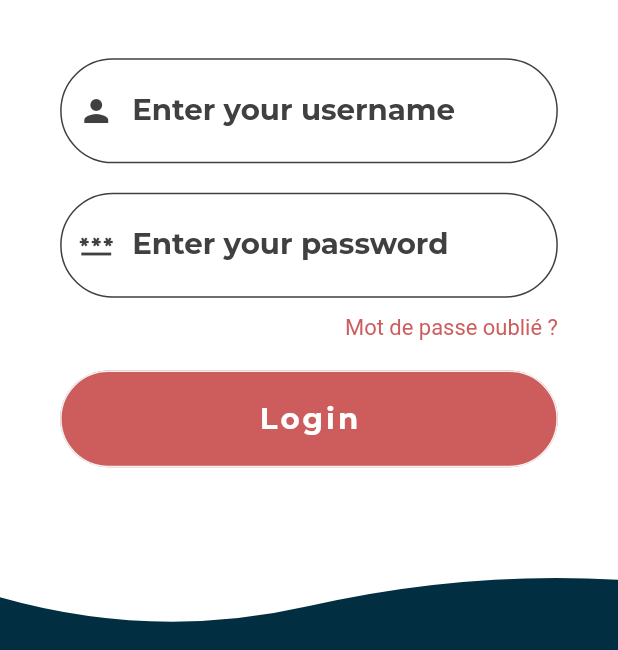
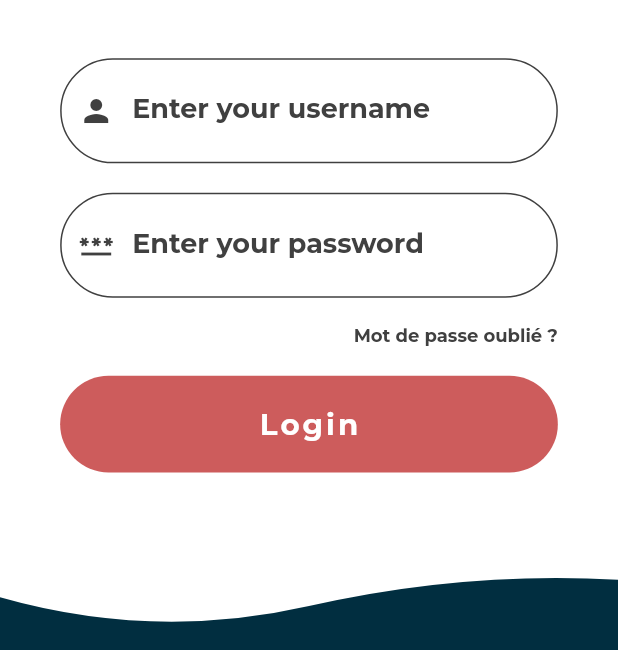
Before and after one commit to JosueGauthier/borgia_flutter_app, a Flutter app: the screen it shows after launch, on a phone screen of 412 x 824 dp, the part 586-1236 px from its top. Run offline on Flutter 3.47's test engine with Material 2 defaults, Android fonts, the phone set to English and light mode, and no system bars; our stand-ins replace animated_text_kit, fl_chart, get, percent_indicator, shared_preferences; missing offline and left inert: graphic, sa3_liquid; accounts and stored records are empty; project files that could hold a hidden picture were left out.

Commit message:
Dark theme OK

```diff
--- a/lib/pages/auth/login_page.dart
+++ b/lib/pages/auth/login_page.dart
@@ -62,7 +62,7 @@ class _LoginPageState extends State<LoginPage> {
   Widget build(BuildContext context) {
     return Scaffold(
       extendBody: true,
-      backgroundColor: Colors.white,
+      //backgroundColor: Colors.white,
       body: SingleChildScrollView(
         child: GetBuilder<AuthController>(
           builder: (authcontroller) {
@@ -147,6 +147,7 @@ class _LoginPageState extends State<LoginPage> {
                         padding: EdgeInsets.only(left: Dimensions.width20 * 2, right: Dimensions.width20 * 2),
                         child: Column(children: <Widget>[
                           TextFormField(
+                            scrollPadding: EdgeInsets.only(bottom: Dimensions.height100),
                             controller: usernameController,
                             decoration: InputDecoration(
                               enabledBorder: OutlineInputBorder(
@@ -157,19 +158,16 @@ class _LoginPageState extends State<LoginPage> {
                                 borderSide: const BorderSide(color: AppColors.mainColor),
                                 borderRadius: BorderRadius.circular(50),
                               ),
-                              prefixIcon: const Icon(
+                              prefixIcon: Icon(
                                 Icons.person,
-                                color: AppColors.titleColor,
+                                color: Theme.of(context).colorScheme.onPrimary,
                               ),
                               hintText: "Enter your username",
                               labelText: "Enter your username",
-                              labelStyle: TextStyle(
-                                color: AppColors.titleColor,
-                                fontSize: Dimensions.height20,
-                              ),
-                              hintStyle: const TextStyle(color: AppColors.titleColor),
+                              labelStyle: Theme.of(context).textTheme.bodySmall,
+                              hintStyle: Theme.of(context).textTheme.bodySmall,
                               filled: true,
-                              fillColor: Colors.white,
+                              fillColor: Colors.transparent,
                             ),
                           ),
                         ])),
@@ -177,7 +175,7 @@ class _LoginPageState extends State<LoginPage> {
                       height: Dimensions.height20,
                     ),
                     SizedBox(
-                      height: Dimensions.height20 * 3.4,
+                      //height: Dimensions.height20 * 3.4,
                       width: Dimensions.width20 * 25,
                       child: Padding(
                           padding: EdgeInsets.only(
@@ -186,6 +184,7 @@ class _LoginPageState extends State<LoginPage> {
                           ),
                           child: Column(children: <Widget>[
                             TextFormField(
+                              scrollPadding: EdgeInsets.only(bottom: Dimensions.height100),
                               obscureText: true,
                               controller: passwordController,
                               decoration: InputDecoration(
@@ -197,34 +196,29 @@ class _LoginPageState extends State<LoginPage> {
                                   borderSide: const BorderSide(color: AppColors.mainColor),
                                   borderRadius: BorderRadius.circular(50),
                                 ),
-                                prefixIcon: const Icon(Icons.password, color: AppColors.titleColor),
+                                prefixIcon: Icon(
+                                  Icons.password,
+                                  color: Theme.of(context).colorScheme.onPrimary,
+                                ),
                                 labelText: 'Enter your password',
-                                labelStyle: TextStyle(
-                                  color: AppColors.titleColor,
-                                  fontSize: Dimensions.height20,
-                                ),
+                                hintText: "Enter your password",
+                                labelStyle: Theme.of(context).textTheme.bodySmall,
+                                hintStyle: Theme.of(context).textTheme.bodySmall,
                                 filled: true,
-                                fillColor: Colors.white,
+                                fillColor: Colors.transparent,
                               ),
                             ),
                           ])),
                     ),
                     SizedBox(
-                      height: Dimensions.height15,
+                      height: Dimensions.height15 * 1.2,
                     ),
                     Row(
                       mainAxisAlignment: MainAxisAlignment.end,
                       children: [
                         Container(
                           padding: EdgeInsets.only(right: Dimensions.width20 * 2),
-                          child: InkWell(
-                            onTap: () {},
-                            child: SmallText(
-                              text: "Mot de passe oublié ?",
-                              color: AppColors.mainColor,
-                              size: Dimensions.height15,
-                            ),
-                          ),
+                          child: InkWell(onTap: () {}, child: Text("Mot de passe oublié ?", style: Theme.of(context).textTheme.displaySmall)),
                         ),
                       ],
                     ),
@@ -244,8 +238,7 @@ class _LoginPageState extends State<LoginPage> {
                           },
                           style: ButtonStyle(
                               elevation: MaterialStateProperty.all(0),
-                              shape: MaterialStateProperty.all<RoundedRectangleBorder>(
-                                  RoundedRectangleBorder(borderRadius: BorderRadius.circular(50), side: const BorderSide(color: AppColors.whiteGreyColor))),
+                              shape: MaterialStateProperty.all<RoundedRectangleBorder>(RoundedRectangleBorder(borderRadius: BorderRadius.circular(50))),
                               padding: MaterialStateProperty.all(
                                   EdgeInsets.only(left: Dimensions.width45, right: Dimensions.width45, top: Dimensions.height10, bottom: Dimensions.height10)),
                               backgroundColor: MaterialStateProperty.resolveWith<Color>((Set<MaterialState> states) {
--- a/lib/pages/cart/last_purchase_page.dart
+++ b/lib/pages/cart/last_purchase_page.dart
@@ -35,9 +35,9 @@ class LastPurchases extends StatelessWidget {
   @override
   Widget build(BuildContext context) {
     return Scaffold(
-      backgroundColor: Colors.white,
+      //backgroundColor: Colors.white,
       body: Column(children: [
-        const CustomHeader(text: "Derniers achats"),
+        const CustomHeader(text: "Historique"),
         GetBuilder<CartController>(
           builder: (cartController) {
             List cartList = cartController.getItems;
--- a/lib/pages/search/searchpage.dart
+++ b/lib/pages/search/searchpage.dart
@@ -54,11 +54,7 @@ class SearchPage extends StatelessWidget {
                         _search(searchController);
                       },
                       controller: searchTextController,
-                      style: TextStyle(
-                        fontFamily: 'Montserrat-Bold',
-                        color: AppColors.titleColor,
-                        fontSize: Dimensions.height10 * 3,
-                      ),
+                      style: Theme.of(context).textTheme.headlineMedium,
                       decoration: InputDecoration(
                         enabledBorder: OutlineInputBorder(
                           borderSide: const BorderSide(color: Colors.transparent),
--- a/lib/pages/shop/product_list_page.dart
+++ b/lib/pages/shop/product_list_page.dart
@@ -29,12 +29,12 @@ class _ProductListPageState extends State<ProductListPage> {
     Get.find<ProductListController>().getProduct(widget.categoryId);
 
     return Scaffold(
-      backgroundColor: Colors.white,
+      //backgroundColor: Colors.white,
       body: Column(
         children: [
           //! header Text  + cart
 
-          const CustomHeader(text: "Liste des produits"),
+          const CustomHeader(text: "Produits"),
 
           //! Scroll list des produits de la categorie asociée
           Expanded(child: SingleChildScrollView(child: GetBuilder<ProductListController>(builder: (productListController) {
--- a/lib/pages/splash/splash_page.dart
+++ b/lib/pages/splash/splash_page.dart
@@ -70,7 +70,7 @@ class _SplashScreenState extends State<SplashScreen> with TickerProviderStateMix
   @override
   Widget build(BuildContext context) {
     return Scaffold(
-      backgroundColor: Colors.white,
+      //backgroundColor: Colors.white,
       body: Column(mainAxisAlignment: MainAxisAlignment.center, children: [
         ScaleTransition(
           scale: animation,
--- a/lib/utils/colors.dart
+++ b/lib/utils/colors.dart
@@ -16,6 +16,12 @@ final TextTheme customTextLightTheme = TextTheme(
 
   //* for Solde
   bodySmall: TextStyle(color: Color(0xFF404040), fontFamily: 'Montserrat-Bold', fontSize: 18),
+
+  //* for price
+  labelSmall: TextStyle(color: Color(0xFF404040), fontFamily: 'Montserrat-Bold', fontSize: 22),
+
+  //* for mdp and other very small text
+  displaySmall: TextStyle(color: Color(0xFF404040), fontFamily: 'Montserrat-Bold', fontSize: 12),
 
 /*   displayLarge, displayMedium, displaySmall
 headlineMedium, headlineSmall
@@ -43,6 +49,9 @@ final TextTheme customTextDarkTheme = TextTheme(
   //* for price
   labelSmall: TextStyle(color: Colors.white, fontFamily: 'Montserrat-Bold', fontSize: 22),
 
+  //* for mdp and other very small text
+  displaySmall: TextStyle(color: Colors.white, fontFamily: 'Montserrat-Bold', fontSize: 12),
+
 /*   displayLarge, displayMedium, displaySmall
 headlineMedium, headlineSmall
 titleLarge, titleMedium, titleSmall
@@ -55,6 +64,8 @@ final ColorScheme customLightTheme = ColorScheme.dark().copyWith(
   secondary: Color(0xFF012E40),
   tertiary: Color.fromARGB(200, 1, 152, 117),
   onPrimary: Color(0xFF404040),
+  onPrimaryContainer: Colors.white,
+  //surface : Color(0xFF404040)
 );
 
 final ColorScheme customDarkTheme = ColorScheme.dark().copyWith(
@@ -62,6 +73,7 @@ final ColorScheme customDarkTheme = ColorScheme.dark().copyWith(
   secondary: Color(0xFF012E40),
   tertiary: Color.fromARGB(200, 1, 152, 117),
   onPrimary: Colors.white,
+  onPrimaryContainer: Color(0xFF404040),
 );
 
 class ThemeClass {
--- a/lib/widget/custom_numpad.dart
+++ b/lib/widget/custom_numpad.dart
@@ -31,8 +31,6 @@ class NumPad extends StatelessWidget {
           SizedBox(height: Dimensions.width10),
           Row(
             mainAxisAlignment: MainAxisAlignment.spaceEvenly,
-            // implement the number keys (from 0 to 9) with the NumberButton widget
-            // the NumberButton widget is defined in the bottom of this file
             children: [
               NumberButton(
                 number: 1,
@@ -172,7 +170,7 @@ class NumberButton extends StatelessWidget {
         child: Center(
           child: Text(
             number.toString(),
-            style: TextStyle(fontWeight: FontWeight.bold, color: Colors.white, fontSize: Dimensions.width10 * 3),
+            style: Theme.of(context).textTheme.titleMedium,
           ),
         ),
       ),
--- a/lib/widget/stat_widget/custom_button_stat.dart
+++ b/lib/widget/stat_widget/custom_button_stat.dart
@@ -45,7 +45,10 @@ class _CustomButtonStatState extends State<CustomButtonStat> {
         });
       },
       child: (widget.iconData == null)
-          ? Text(widget.text)
+          ? Text(
+              "qty",
+              style: Theme.of(context).textTheme.bodySmall,
+            )
           : Icon(
               widget.iconData,
               color: widget.foregroundColor,
```
Also changed, not shown: lib/pages/money/rechargement_Lydia_page.dart (+6 -12 lines), lib/pages/profile/profile_page.dart (+17 -16 lines), lib/pages/shop/category_shop_page.dart (+3 -9 lines), lib/pages/stats/global_stat_page.dart (+7 -15 lines), lib/pages/stats/personal_stat_page.dart (+9 -16 lines), lib/pages/stats/rank_user_page.dart (+12 -15 lines), lib/pages/stats/rank_user_products_page.dart (+13 -15 lines), lib/pages/stats/stats_page.dart (+9 -18 lines), lib/pages/user/user_page.dart (+27 -34 lines), lib/widget/custom_header.dart (+3 -8 lines), lib/widget/stat_widget/circular_indicator.dart (+3 -5 lines), assets/image/lydiaapp_bg.png (added).
